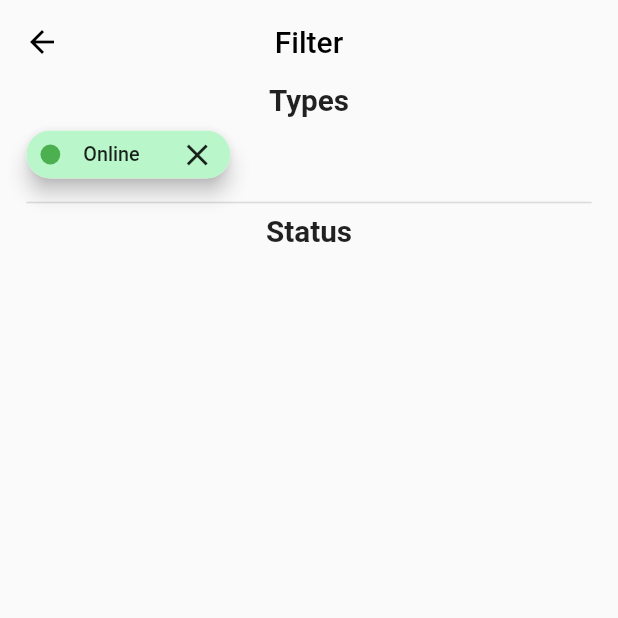
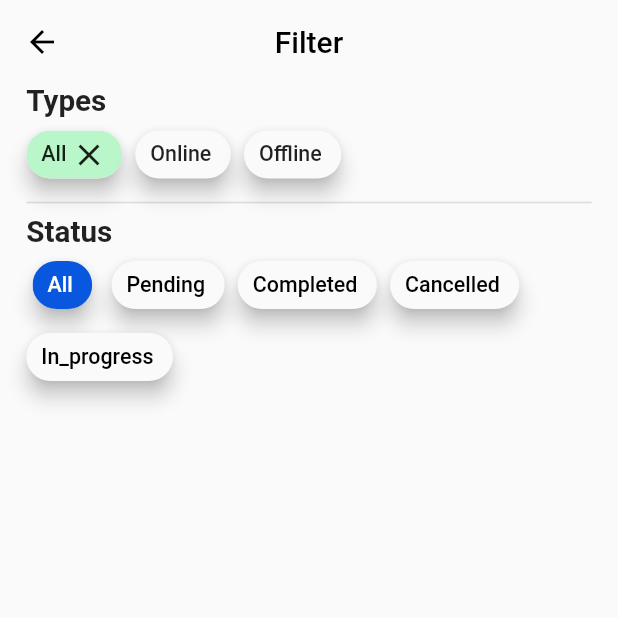
Before and after one commit to mavisphung/mobile-app, a Flutter app: the AppointmentFilterPage screen opened directly, on a phone screen of 412 x 824 dp, the top half of it. Run offline on Flutter 3.47's test engine with Material 2 defaults, Android fonts, the light colour scheme and no system bars; our stand-ins replace dropdown_button2, flutter_screenutil, flutter_spinkit, flutter_svg, get, get_storage and 1 more; accounts and stored records are empty.

Commit message:
[ADD] Add appointment filter

```diff
--- a/lib/app/common/constants.dart
+++ b/lib/app/common/constants.dart
@@ -22,3 +22,37 @@ extension GenderExt on Gender {
     }
   }
 }
+
+enum AppointmentType { all, online, offline }
+
+extension AppointmentTypeExt on AppointmentType {
+  String get value {
+    switch (this) {
+      case AppointmentType.online:
+        return 'ONLINE';
+      case AppointmentType.offline:
+        return 'OFFLINE';
+      default:
+        return 'ALL';
+    }
+  }
+}
+
+enum AppointmentStatus { all, pending, completed, cancelled, inProgress }
+
+extension AppointmentStatusExt on AppointmentStatus {
+  String get value {
+    switch (this) {
+      case AppointmentStatus.pending:
+        return 'PENDING';
+      case AppointmentStatus.completed:
+        return 'COMPLETED';
+      case AppointmentStatus.cancelled:
+        return 'CANCELLED';
+      case AppointmentStatus.inProgress:
+        return 'IN_PROGRESS';
+      default:
+        return 'ALL';
+    }
+  }
+}
--- a/lib/app/modules/history/controllers/history_controller.dart
+++ b/lib/app/modules/history/controllers/history_controller.dart
@@ -1,16 +1,51 @@
 import 'package:get/state_manager.dart';
+import 'package:hi_doctor_v2/app/common/constants.dart';
 import 'package:hi_doctor_v2/app/models/appointment.dart';
+import 'package:hi_doctor_v2/app/modules/history/models/filter_model.dart';
 
 class HistoryController extends GetxController {
   RxList<Appointment> incomingList = <Appointment>[].obs;
   RxList<Appointment> completedList = <Appointment>[].obs;
-  List<String> types = ['ALL', 'ONLINE', 'OFFLINE'];
+  List<AppointmentType> types = AppointmentType.values;
+  List<AppointmentStatus> statuses = AppointmentStatus.values;
 
+  Rx<FilterModel> filterModel = FilterModel(
+    type: AppointmentType.all.value,
+    status: AppointmentStatus.all.value,
+    isTypeChosen: false,
+    isStatusChosen: false,
+  ).obs;
+  RxBool isOnline = true.obs;
+  Rx<AppointmentType> selectedTypeObx = AppointmentType.all.obs;
+  Rx<AppointmentStatus> selectedStatusObx = AppointmentStatus.all.obs;
+
+  void setFilterType(String type) {
+    filterModel.value.type = type;
+  }
+
+  FilterModel get filter => filterModel.value;
+
+  AppointmentType get selectedType => selectedTypeObx.value;
+
+  void setAppointmentType(AppointmentType type) {
+    selectedTypeObx.value = type;
+    update();
+  }
+
+  AppointmentStatus get selectedStatus => selectedStatusObx.value;
+
+  void setAppointmentStatus(AppointmentStatus status) {
+    selectedStatusObx.value = status;
+    update();
+  }
 
   @override
   void dispose() {
     incomingList.close();
     completedList.close();
+    filterModel.close();
+    selectedTypeObx.close();
+    selectedStatusObx.close();
     super.dispose();
   }
 }
--- a/lib/app/modules/history/history_page.dart
+++ b/lib/app/modules/history/history_page.dart
@@ -1,10 +1,8 @@
-import 'package:dropdown_button2/dropdown_button2.dart';
 import 'package:flutter/material.dart';
 import 'package:flutter_screenutil/flutter_screenutil.dart';
 import 'package:flutter_svg/flutter_svg.dart';
 import 'package:get/get.dart';
 import 'package:hi_doctor_v2/app/common/colors.dart';
-import 'package:hi_doctor_v2/app/common/constants.dart';
 import 'package:hi_doctor_v2/app/common/util/utils.dart';
 import 'package:hi_doctor_v2/app/models/appointment.dart';
 import 'package:hi_doctor_v2/app/modules/history/controllers/history_controller.dart';
--- /dev/null
+++ b/lib/app/modules/history/models/filter_model.dart
@@ -0,0 +1,14 @@
+// ignore_for_file: public_member_api_docs, sort_constructors_first
+class FilterModel {
+  String? status;
+  String? type;
+  bool? isTypeChosen;
+  bool? isStatusChosen;
+
+  FilterModel({
+    this.status,
+    this.type,
+    this.isTypeChosen,
+    this.isStatusChosen,
+  });
+}
--- a/lib/app/modules/history/views/appointment_filter_page.dart
+++ b/lib/app/modules/history/views/appointment_filter_page.dart
@@ -1,7 +1,10 @@
 import 'package:flutter/material.dart';
 import 'package:flutter_screenutil/flutter_screenutil.dart';
 import 'package:get/get.dart';
+import 'package:hi_doctor_v2/app/common/colors.dart';
+import 'package:hi_doctor_v2/app/common/constants.dart';
 import 'package:hi_doctor_v2/app/modules/history/controllers/history_controller.dart';
+import 'package:hi_doctor_v2/app/modules/history/widgets/my_chip.dart';
 
 class AppointmentFilterPage extends StatelessWidget {
   AppointmentFilterPage({Key? key}) : super(key: key);
@@ -37,8 +40,10 @@ class AppointmentFilterPage extends StatelessWidget {
               padding: EdgeInsets.symmetric(horizontal: 16.0.sp),
               child: Column(
                 children: [
-                  Column(
-                    mainAxisAlignment: MainAxisAlignment.start,
+                  SizedBox(
+                    width: 1.sw,
+                    child: Column(
+                      crossAxisAlignment: CrossAxisAlignment.start,
                       children: [
                         Text(
                           'Types',
@@ -47,42 +52,31 @@ class AppointmentFilterPage extends StatelessWidget {
                             fontWeight: FontWeight.bold,
                           ),
                         ),
-                      Row(
-                        children: [
-                          Chip(
-                            elevation: 5.0.sp,
-                            padding: EdgeInsets.all(2),
-                            backgroundColor: Colors.greenAccent[100],
-                            shadowColor: Colors.black,
-                            avatar: Container(
-                              height: 12.0.sp,
-                              decoration: BoxDecoration(
-                                color: Colors.green,
-                                shape: BoxShape.circle,
+                        Wrap(
+                          crossAxisAlignment: WrapCrossAlignment.start,
+                          clipBehavior: Clip.hardEdge,
+                          spacing: 8.0.sp,
+                          children: historyControler.types
+                              .map(
+                                (e) => MyTypeChip(
+                                  backgroundColor: Colors.greenAccent[100]!,
+                                  isChosen: controller.selectedType == e,
+                                  label: e.value.toLowerCase().capitalize!,
+                                  value: e,
                                 ),
-                            ), //CircleAvatar
-                            label: SizedBox(
-                              width: 80.0.sp,
-                              child: Row(
-                                children: [
-                                  Text(
-                                    'Online',
-                                    style: TextStyle(fontSize: 12.0.sp),
-                                  ),
-                                  const Spacer(),
-                                  const Icon(Icons.close_sharp),
-                                ],
-                              ),
-                            ), //Text
+                              )
+                              .toList(),
                         ),
                       ],
                     ),
-                    ],
                   ),
                   Divider(
                     thickness: 1.0.sp,
                   ),
-                  Column(
+                  SizedBox(
+                    width: 1.sw,
+                    child: Column(
+                      crossAxisAlignment: CrossAxisAlignment.start,
                       children: [
                         Text(
                           'Status',
@@ -91,7 +85,24 @@ class AppointmentFilterPage extends StatelessWidget {
                             fontWeight: FontWeight.bold,
                           ),
                         ),
+                        Wrap(
+                          crossAxisAlignment: WrapCrossAlignment.start,
+                          clipBehavior: Clip.hardEdge,
+                          spacing: 8.0.sp,
+                          children: historyControler.statuses
+                              .map(
+                                (e) => MyStatusChip(
+                                  backgroundColor: AppColor.primary,
+                                  isChosen: controller.selectedStatus == e,
+                                  label: e.value.toLowerCase().capitalize!,
+                                  value: e,
+                                  textColor: controller.selectedStatus == e ? Colors.white : Colors.black,
+                                ),
+                              )
+                              .toList(),
+                        ),
                       ],
+                    ),
                   ),
                 ],
               ),
--- /dev/null
+++ b/lib/app/modules/history/widgets/my_chip.dart
@@ -0,0 +1,130 @@
+import 'package:flutter/material.dart';
+import 'package:flutter_screenutil/flutter_screenutil.dart';
+import 'package:get/get.dart';
+import 'package:hi_doctor_v2/app/common/constants.dart';
+import 'package:hi_doctor_v2/app/modules/history/controllers/history_controller.dart';
+
+class MyTypeChip extends StatefulWidget {
+  Color backgroundColor;
+  Color? textColor;
+  BoxDecoration? avatarDecoration;
+  String label;
+  AppointmentType value;
+  bool isChosen;
+  Function()? action;
+
+  MyTypeChip({
+    Key? key,
+    required this.backgroundColor,
+    this.textColor,
+    this.avatarDecoration,
+    required this.label,
+    required this.value,
+    required this.isChosen,
+    this.action,
+  }) : super(key: key);
+
+  @override
+  State<MyTypeChip> createState() => _MyTypeChipState();
+}
+
+class _MyTypeChipState extends State<MyTypeChip> {
+  Map<bool, Widget> render = {
+    true: const Icon(Icons.close_sharp),
+    false: const SizedBox(),
+  };
+  HistoryController historyController = Get.find<HistoryController>();
+
+  @override
+  Widget build(BuildContext context) {
+    return GestureDetector(
+      onTap: () {
+        historyController.setAppointmentType(widget.value);
+        setState(() {
+          widget.isChosen = !widget.isChosen;
+        });
+        print(historyController.selectedType);
+      },
+      child: Chip(
+        elevation: 5.0.sp,
+        padding: const EdgeInsets.all(2),
+        backgroundColor: widget.isChosen ? widget.backgroundColor : Colors.transparent,
+        shadowColor: Colors.black,
+        label: Wrap(
+          crossAxisAlignment: WrapCrossAlignment.center,
+          children: [
+            Text(
+              widget.label,
+              style: TextStyle(fontSize: 13.0.sp, color: widget.textColor),
+            ),
+            const SizedBox(width: 3),
+            render[widget.isChosen]!,
+          ],
+        ),
+      ),
+    );
+  }
+}
+
+// Status chip
+class MyStatusChip extends StatefulWidget {
+  Color backgroundColor;
+  Color? textColor;
+  BoxDecoration? avatarDecoration;
+  String label;
+  AppointmentStatus value;
+  bool isChosen;
+  Function()? action;
+
+  MyStatusChip({
+    Key? key,
+    required this.backgroundColor,
+    this.textColor,
+    this.avatarDecoration,
+    required this.label,
+    required this.value,
+    required this.isChosen,
+    this.action,
+  }) : super(key: key);
+
+  @override
+  State<MyStatusChip> createState() => _MyStatusChipState();
+}
+
+class _MyStatusChipState extends State<MyStatusChip> {
+  Map<bool, Widget> render = {
+    true: const Icon(Icons.close_sharp),
+    false: const SizedBox(),
+  };
+  HistoryController historyController = Get.find<HistoryController>();
+
+  @override
+  Widget build(BuildContext context) {
+    return GestureDetector(
+      onTap: () {
+        historyController.setAppointmentStatus(widget.value);
+        setState(() {
+          widget.isChosen = !widget.isChosen;
+        });
+        print(historyController.selectedStatus);
+      },
+      child: Chip(
+        elevation: 5.0.sp,
+        padding: const EdgeInsets.all(2),
+        backgroundColor: widget.isChosen ? widget.backgroundColor : Colors.transparent,
+        shadowColor: Colors.black,
+        label: Wrap(
+          crossAxisAlignment: WrapCrossAlignment.center,
+          children: [
+            Text(
+              widget.label,
+              style: TextStyle(fontSize: 13.0.sp, color: widget.textColor),
+            ),
+            const SizedBox(width: 3),
+            // render[widget.isChosen]!,
+          ],
+        ),
+      ),
+    );
+  }
+}
```
Lines whose indentation alone changed are shown as unchanged.
